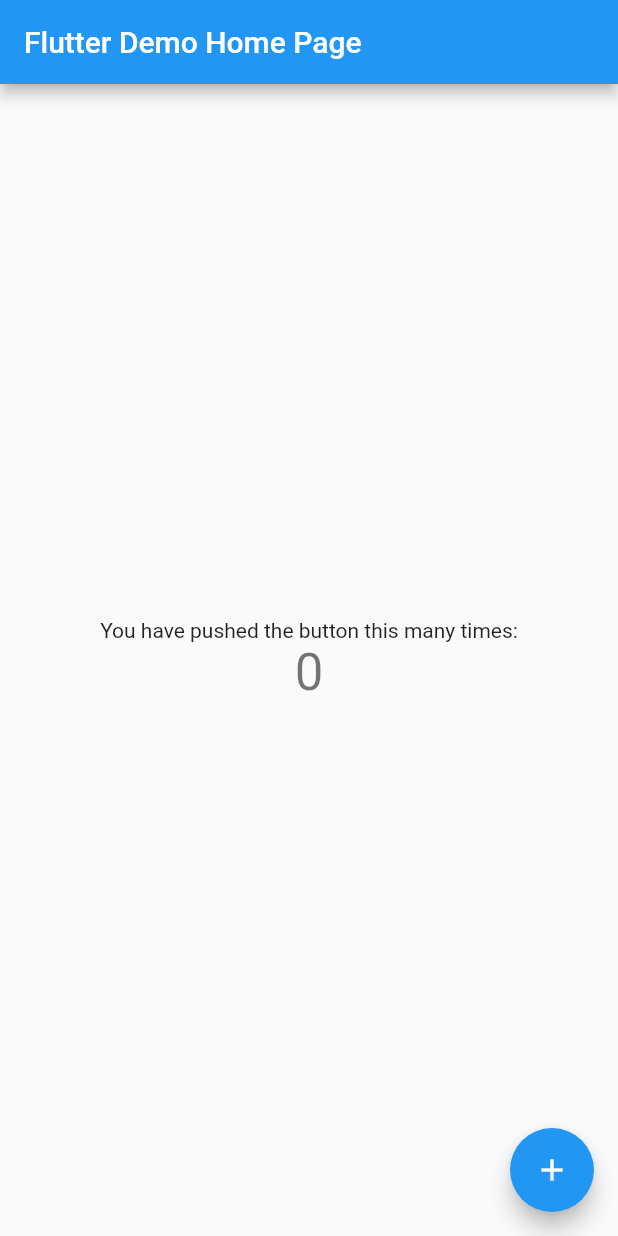
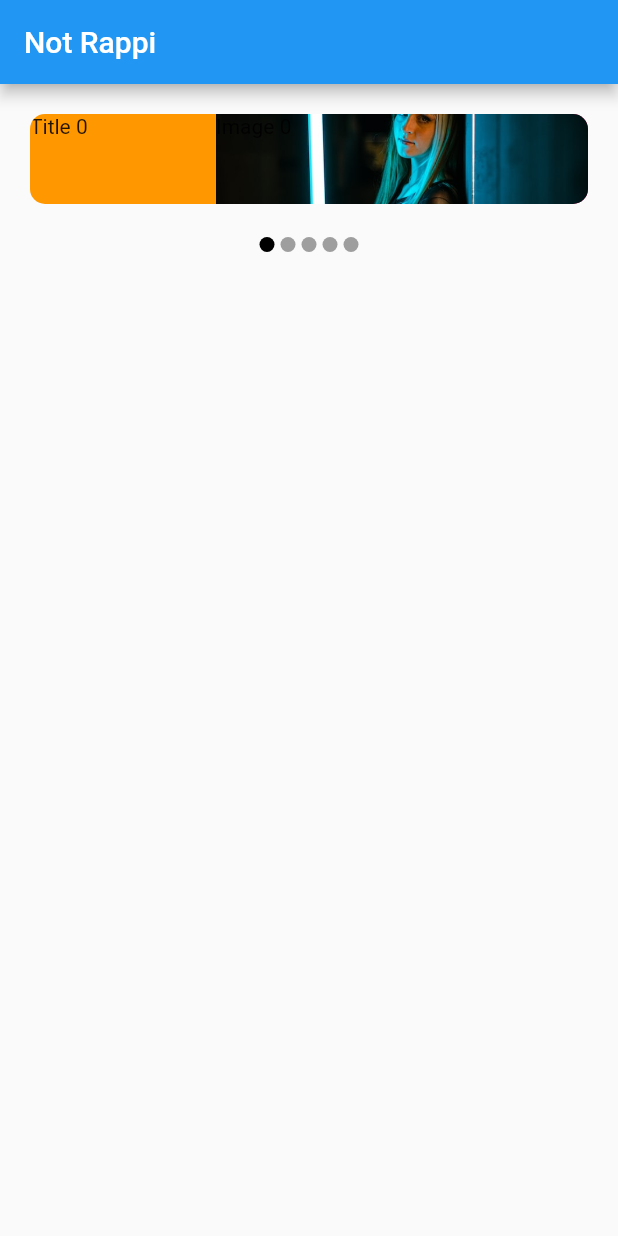
Before and after one commit to mtohernandez/notRappi, a Flutter app: the screen it shows after launch, on a phone screen of 412 x 824 dp. Run offline on Flutter 3.47's test engine with Material 2 defaults, Android fonts, the phone set to English and light mode, and no system bars; drawn by our look-alikes of carousel_slider.

Commit message:
Add news widget

```diff
--- a/lib/main.dart
+++ b/lib/main.dart
@@ -1,4 +1,22 @@
+/*
+* Not Rappi: main file
+* Author1: Eiker Cifuentes
+* Author2: Mateo Hernandez
+* Author3: David Muvdi
+*
+* Description: Core theming of the app is applied here, including the routes and general       * navigation through the app.
+*
+* 1. For the widget childs import the files in the standar way
+* - ../widgets/molecules/new_molecule.dart
+*
+! Do not use the auto import:
+// package:not_rappi/widgets/molecules/new_molecule.dart
+ */
+
 import 'package:flutter/material.dart';
+import 'package:not_rappi/screens/home_screen.dart';
+
+import '../widgets/molecules/new_molecule.dart';
 
 void main() {
   runApp(const MyApp());
@@ -13,103 +31,9 @@ class MyApp extends StatelessWidget {
     return MaterialApp(
       title: 'Flutter Demo',
       theme: ThemeData(
-        // This is the theme of your application.
-        //
-        // Try running your application with "flutter run". You'll see the
-        // application has a blue toolbar. Then, without quitting the app, try
-        // changing the primarySwatch below to Colors.green and then invoke
-        // "hot reload" (press "r" in the console where you ran "flutter run",
-        // or simply save your changes to "hot reload" in a Flutter IDE).
-        // Notice that the counter didn't reset back to zero; the application
-        // is not restarted.
         primarySwatch: Colors.blue,
       ),
-      home: const MyHomePage(title: 'Flutter Demo Home Page'),
+      home: HomeScreen(),
     );
   }
 }
-
-class MyHomePage extends StatefulWidget {
-  const MyHomePage({super.key, required this.title});
-
-  // This widget is the home page of your application. It is stateful, meaning
-  // that it has a State object (defined below) that contains fields that affect
-  // how it looks.
-
-  // This class is the configuration for the state. It holds the values (in this
-  // case the title) provided by the parent (in this case the App widget) and
-  // used by the build method of the State. Fields in a Widget subclass are
-  // always marked "final".
-
-  final String title;
-
-  @override
-  State<MyHomePage> createState() => _MyHomePageState();
-}
-
-class _MyHomePageState extends State<MyHomePage> {
-  int _counter = 0;
-
-  void _incrementCounter() {
-    setState(() {
-      // This call to setState tells the Flutter framework that something has
-      // changed in this State, which causes it to rerun the build method below
-      // so that the display can reflect the updated values. If we changed
-      // _counter without calling setState(), then the build method would not be
-      // called again, and so nothing would appear to happen.
-      _counter++;
-    });
-  }
-
-  @override
-  Widget build(BuildContext context) {
-    // This method is rerun every time setState is called, for instance as done
-    // by the _incrementCounter method above.
-    //
-    // The Flutter framework has been optimized to make rerunning build methods
-    // fast, so that you can just rebuild anything that needs updating rather
-    // than having to individually change instances of widgets.
-    return Scaffold(
-      appBar: AppBar(
-        // Here we take the value from the MyHomePage object that was created by
-        // the App.build method, and use it to set our appbar title.
-        title: Text(widget.title),
-      ),
-      body: Center(
-        // Center is a layout widget. It takes a single child and positions it
-        // in the middle of the parent.
-        child: Column(
-          // Column is also a layout widget. It takes a list of children and
-          // arranges them vertically. By default, it sizes itself to fit its
-          // children horizontally, and tries to be as tall as its parent.
-          //
-          // Invoke "debug painting" (press "p" in the console, choose the
-          // "Toggle Debug Paint" action from the Flutter Inspector in Android
-          // Studio, or the "Toggle Debug Paint" command in Visual Studio Code)
-          // to see the wireframe for each widget.
-          //
-          // Column has various properties to control how it sizes itself and
-          // how it positions its children. Here we use mainAxisAlignment to
-          // center the children vertically; the main axis here is the vertical
-          // axis because Columns are vertical (the cross axis would be
-          // horizontal).
-          mainAxisAlignment: MainAxisAlignment.center,
-          children: <Widget>[
-            const Text(
-              'You have pushed the button this many times:',
-            ),
-            Text(
-              '$_counter',
-              style: Theme.of(context).textTheme.headline4,
-            ),
-          ],
-        ),
-      ),
-      floatingActionButton: FloatingActionButton(
-        onPressed: _incrementCounter,
-        tooltip: 'Increment',
-        child: const Icon(Icons.add),
-      ), // This trailing comma makes auto-formatting nicer for build methods.
-    );
-  }
-}
--- /dev/null
+++ b/lib/screens/home_screen.dart
@@ -0,0 +1,18 @@
+import 'package:flutter/material.dart';
+
+import '../widgets/molecules/new_molecule.dart';
+
+class HomeScreen extends StatelessWidget {
+  const HomeScreen({super.key});
+
+  @override
+  Widget build(BuildContext context) {
+    return Scaffold(
+      appBar: AppBar(
+        title: const Text('Not Rappi'),
+      ),
+      // Start the testing here
+      body: NewMolecule(),
+    );
+  }
+}
--- /dev/null
+++ b/lib/widgets/molecules/new_molecule.dart
@@ -0,0 +1,108 @@
+import 'package:carousel_slider/carousel_slider.dart';
+import 'package:flutter/material.dart';
+
+class NewMolecule extends StatefulWidget {
+  @override
+  State<NewMolecule> createState() => _NewMoleculeState();
+}
+
+class _NewMoleculeState extends State<NewMolecule> {
+  Widget _buildNewContainer(int index) {
+    return Padding(
+      padding: const EdgeInsets.all(20.0),
+      child: ClipRRect(
+        borderRadius: BorderRadius.circular(10),
+        child: Row(
+          children: [
+            Flexible(
+              flex: 1,
+              fit: FlexFit.tight,
+              child: Container(
+                height: double.infinity,
+                color: Colors.orange,
+                child: Text('Title $index'),
+              ),
+            ),
+            Flexible(
+              flex: 2,
+              fit: FlexFit.tight,
+              child: Container(
+                height: double.infinity,
+                decoration: const BoxDecoration(
+                  color: Colors.pink,
+                  image: DecorationImage(
+                    image: AssetImage(
+                        'assets/images/imageTest.jpg'), //! This is a test
+                    fit: BoxFit.cover,
+                  ),
+                ),
+                child: Text('Image $index'),
+              ),
+            )
+          ],
+        ),
+      ),
+    );
+  }
+
+  int _current = 0;
+  CarouselController navigationController = CarouselController();
+
+  @override
+  Widget build(BuildContext context) {
+    return SizedBox(
+      // Media query allows the app to adjust to the phone size instead of having a default
+      height: MediaQuery.of(context).size.height * 0.15,
+      child: Column(
+        crossAxisAlignment: CrossAxisAlignment.center,
+        children: [
+          CarouselSlider.builder(
+            carouselController: navigationController,
+            itemCount: 5,
+            itemBuilder: (context, index, realIndex) {
+              return _buildNewContainer(index);
+            },
+            options: CarouselOptions(
+                height: 100,
+                viewportFraction: 1,
+                onPageChanged: (index, reason) {
+                  setState(() {
+                    _current = index;
+                  });
+                }),
+          ),
+          Expanded(
+            child: ListView.builder(
+              shrinkWrap: true,
+              itemCount: 5,
+              scrollDirection: Axis.horizontal,
+              itemBuilder: (context, index) {
+                return Container(
+                  margin: const EdgeInsets.all(2),
+                  child: Wrap(
+                    children: [
+                      InkWell(
+                        onTap: () {
+                          navigationController.animateToPage(index);
+                        },
+                        child: Ink(
+                          height: 10,
+                          width: 10,
+                          decoration: BoxDecoration(
+                            shape: BoxShape.circle,
+                            color:
+                                _current == index ? Colors.black : Colors.grey,
+                          ),
+                        ),
+                      ),
+                    ],
+                  ),
+                );
+              },
+            ),
+          ),
+        ],
+      ),
+    );
+  }
+}
--- a/pubspec.yaml
+++ b/pubspec.yaml
@@ -31,6 +31,7 @@ environment:
 dependencies:
   flutter:
     sdk: flutter
+  carousel_slider: ^4.1.1
 
 
   # The following adds the Cupertino Icons font to your application.
@@ -60,8 +61,8 @@ flutter:
   uses-material-design: true
 
   # To add assets to your application, add an assets section, like this:
-  # assets:
-  #   - images/a_dot_burr.jpeg
+  assets:
+    - assets/images/imageTest.jpg
   #   - images/a_dot_ham.jpeg
 
   # An image asset can refer to one or more resolution-specific "variants", see
```
Also changed, not shown: assets/images/imageTest.jpg (added), pubspec.lock.
